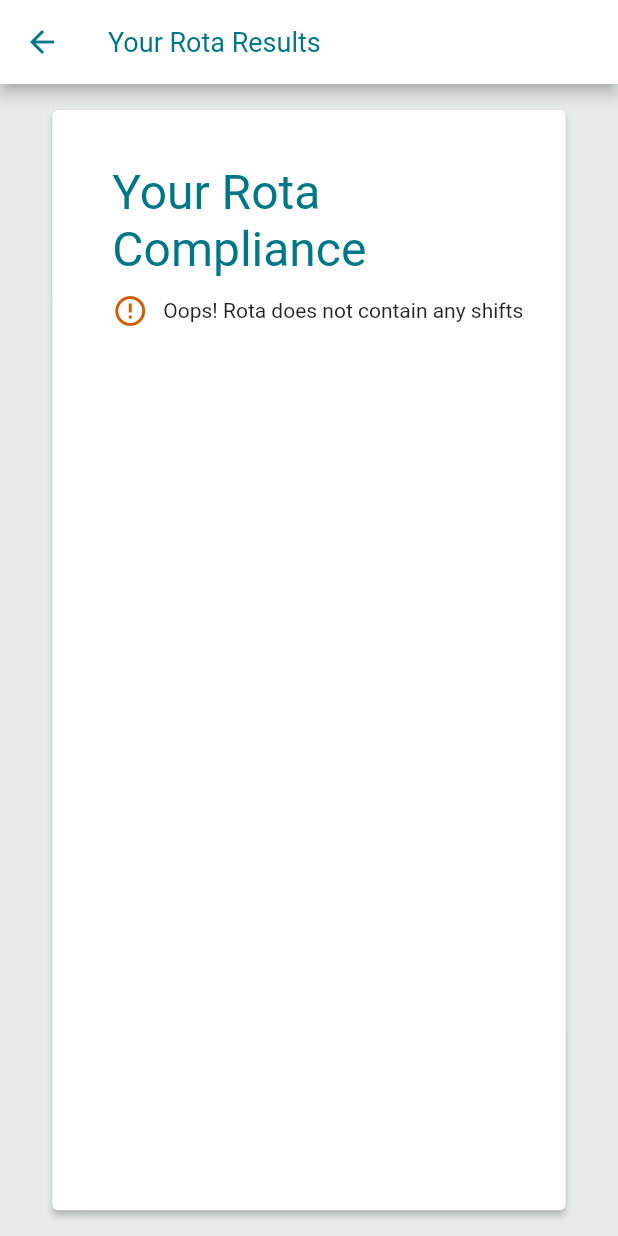
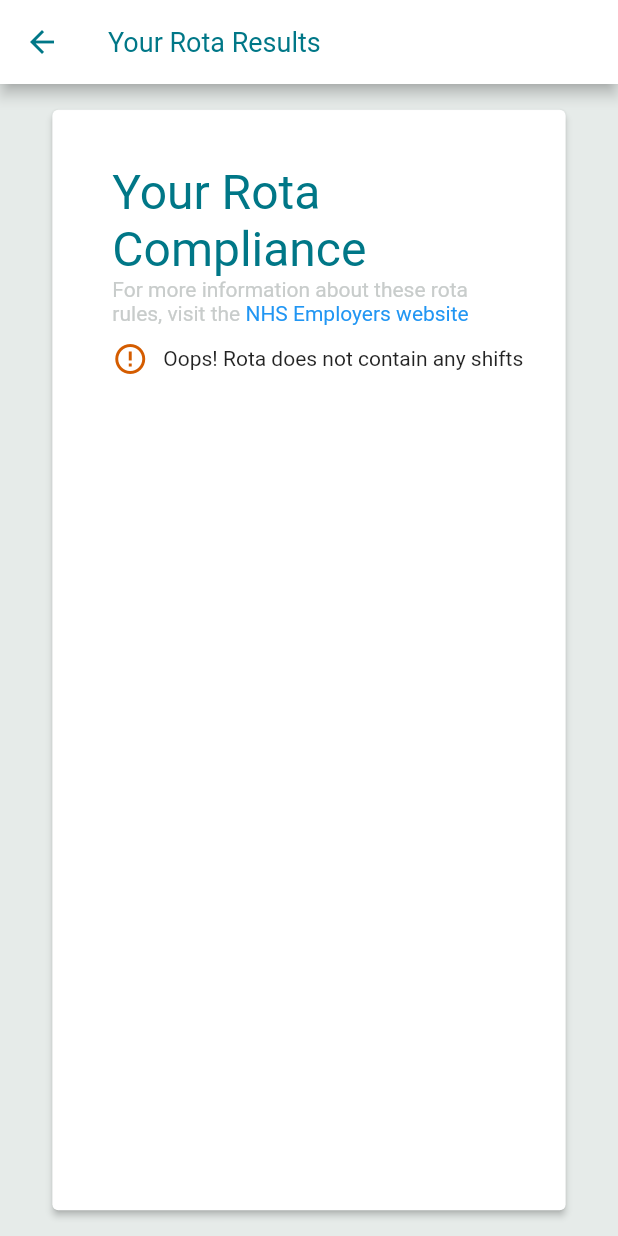
Before and after one commit to CourtneyOB/rota_checker, a Flutter app: the ResultsPage screen opened by its route, on a phone screen of 412 x 824 dp. Run offline on Flutter 3.47's test engine with Material 2 defaults, Android fonts, the phone set to English and light mode, and no system bars; our stand-ins replace auto_size_text, flutter_riverpod, mask_text_input_formatter, shared_preferences; missing offline and left inert: week_of_year; accounts and stored records are empty.

Commit message:
standardise text style

```diff
--- a/lib/constants.dart
+++ b/lib/constants.dart
@@ -24,6 +24,7 @@ const List<Color> kTemplateColors = [
 
 const TextStyle kMainHeader = TextStyle(fontSize: 32.0, color: kDarkPrimary);
 const TextStyle kSubHeader = TextStyle(fontSize: 18.0, color: kContrast);
+const TextStyle kStandardText = TextStyle(fontSize: 14.0, color: kText);
 
 const double kVersionNumber = 1.0;
 const String kLastUpdate = '12 Feb 2022';
--- a/lib/screens/about_page.dart
+++ b/lib/screens/about_page.dart
@@ -78,6 +78,7 @@ class _AboutPageState extends State<AboutPage> {
                             RichText(
                                 text: TextSpan(children: [
                               TextSpan(
+                                  style: kStandardText,
                                   text:
                                       'This tool is free to use and share. It is designed to check if your junior doctor rota is compliant with all the requirements of the 2016 contract (available from the '),
                               TextSpan(
@@ -88,6 +89,7 @@ class _AboutPageState extends State<AboutPage> {
                                       await launch(kNHSEmployersURL);
                                     }),
                               TextSpan(
+                                  style: kStandardText,
                                   text:
                                       '). If you have any feedback about this tool, please submit a feedback form at the bottom of this page.'),
                             ])),
@@ -123,6 +125,7 @@ class _AboutPageState extends State<AboutPage> {
                             ),
                             Text(
                               'Some aspects of the 2016 TCS cannot be checked for compliance using this tool:',
+                              style: kStandardText,
                             ),
                             SizedBox(
                               height: 10.0,
@@ -138,6 +141,7 @@ class _AboutPageState extends State<AboutPage> {
                                     'Ensuring that no trainee is rostered on-call for the same period being worked as a shift by another trainee on that rota'),
                             Text(
                               'Make sure you review your rota to ensure it is compliant with these above points and exception report if there are any discrepancies with your actual working hours.',
+                              style: kStandardText,
                             ),
                             SizedBox(
                               height: 10.0,
--- a/lib/screens/resultspage.dart
+++ b/lib/screens/resultspage.dart
@@ -1,5 +1,7 @@
 import 'package:flutter/material.dart';
 import 'package:rota_checker/constants.dart';
+import 'package:flutter/gestures.dart';
+import 'package:url_launcher/url_launcher.dart';
 import 'package:rota_checker/main.dart';
 import 'package:flutter_riverpod/flutter_riverpod.dart';
 import 'package:rota_checker/widgets/results_row.dart';
@@ -50,6 +52,21 @@ class ResultsPage extends ConsumerWidget {
                       'Your Rota Compliance',
                       style: kMainHeader,
                     ),
+                    RichText(
+                        text: TextSpan(children: [
+                      TextSpan(
+                        text:
+                            'For more information about these rota rules, visit the ',
+                        style: TextStyle(color: kLightGrey),
+                      ),
+                      TextSpan(
+                          text: 'NHS Employers website',
+                          style: TextStyle(color: Colors.blue),
+                          recognizer: TapGestureRecognizer()
+                            ..onTap = () async {
+                              await launch(kNHSEmployersURL);
+                            }),
+                    ])),
                     SizedBox(
                       height: 10.0,
                     ),
```
Also changed, not shown: lib/widgets/numbered_bullet.dart (+9 -2 lines).
